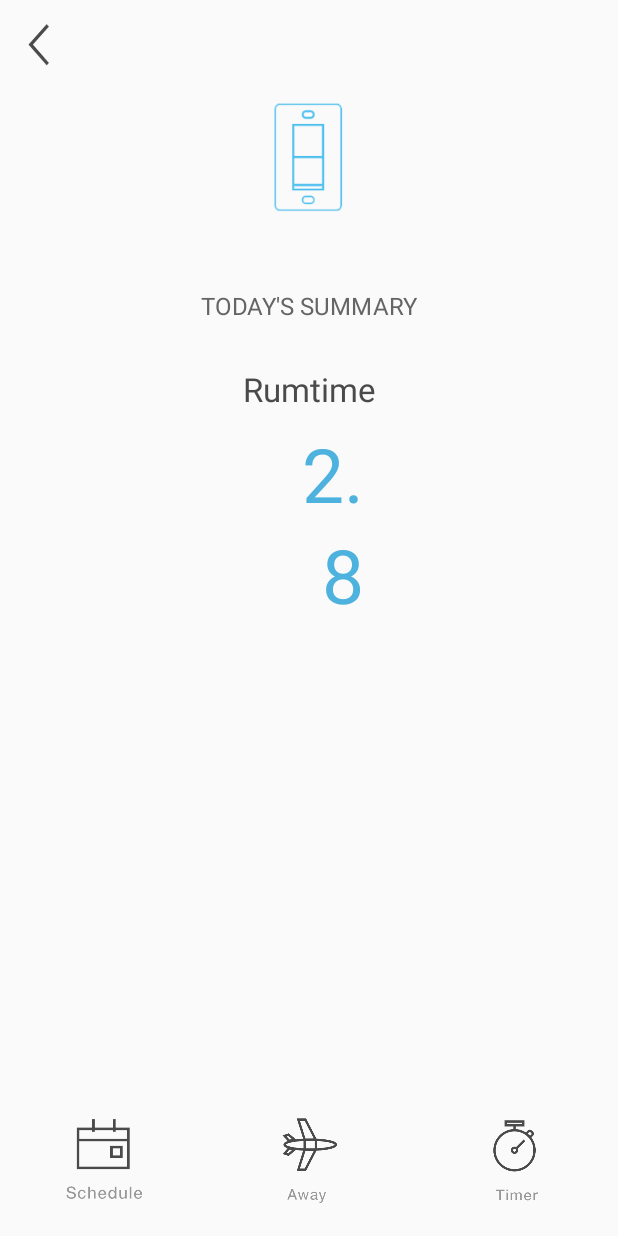
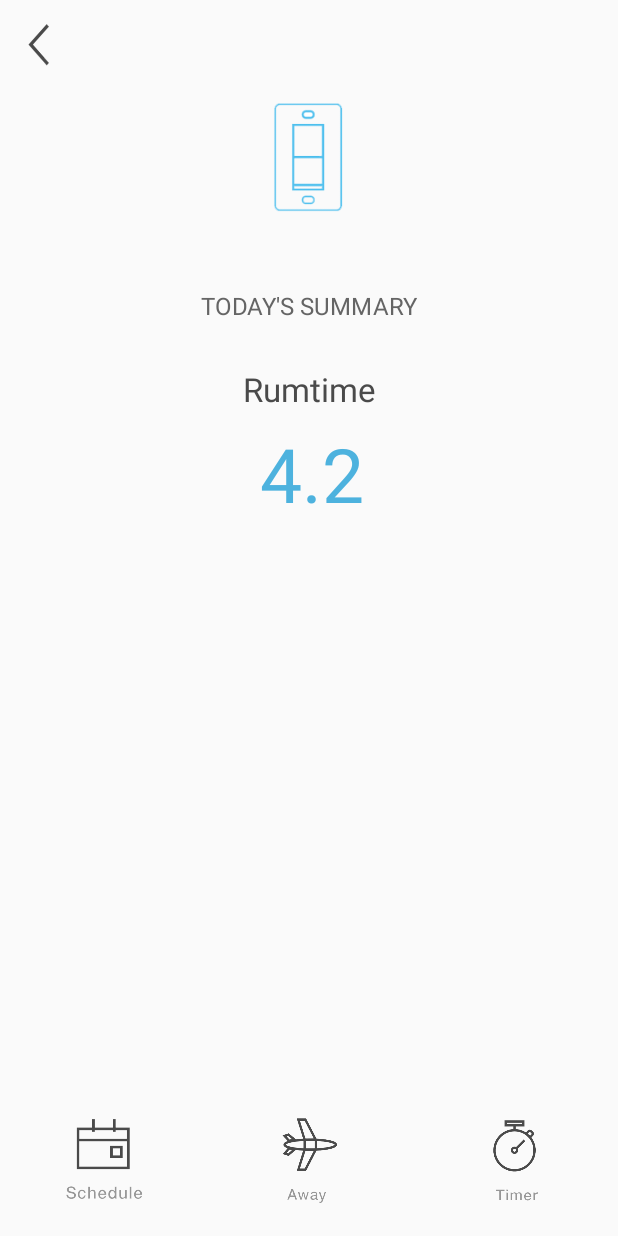
Before and after one commit to codeatena/Kasa, an Android app: the PorchActivity screen opened directly, with no data from a screen before it, on a phone screen of 412 x 824 dp. Run offline under Robolectric (Android 15) with nearby library versions, the phone set to English and light mode, and no system bars; libraries missing offline, so code that uses them is left out: net.colindodd.toggleimagebutton; plain views replace ToggleImageButton.

Commit message:
several bugs fixing

```diff
--- a/app/src/main/res/layout/activity_dinning.xml
+++ b/app/src/main/res/layout/activity_dinning.xml
@@ -59,8 +59,8 @@
         android:scaleType="fitXY"
         tib:layout_constraintRight_toRightOf="parent"
         tib:layout_constraintTop_toBottomOf="@+id/textView2"
-        tib:tib_drawable_off="@drawable/power_disable_icon"
-        tib:tib_drawable_on="@drawable/power_enable_icon"
+        tib:tib_drawable_off="@drawable/power_enable_icon"
+        tib:tib_drawable_on="@drawable/power_disable_icon"
         android:onClick="onPower"/>
 
     <LinearLayout
@@ -133,7 +133,6 @@
                 android:onClick="onUsage"/>
         </LinearLayout>
 
-
     </LinearLayout>
 
 </android.support.constraint.ConstraintLayout>
--- a/app/src/main/res/layout/activity_porch.xml
+++ b/app/src/main/res/layout/activity_porch.xml
@@ -94,24 +94,13 @@
         android:layout_width="wrap_content"
         android:layout_height="wrap_content"
         android:layout_marginRight="8dp"
-        android:text="2."
+        android:text="4.2"
         android:textColor="@color/colorPrimaryDark"
         android:textSize="@dimen/font50"
         app:layout_constraintRight_toRightOf="@+id/textView4"
         android:layout_marginTop="8dp"
         app:layout_constraintTop_toBottomOf="@+id/textView4" />
 
-    <TextView
-        android:id="@+id/textView6"
-        android:layout_width="wrap_content"
-        android:layout_height="wrap_content"
-        android:layout_marginRight="8dp"
-        android:layout_marginTop="0dp"
-        android:text="8"
-        android:textColor="@color/colorPrimaryDark"
-        android:textSize="@dimen/font50"
-        app:layout_constraintRight_toRightOf="@+id/textView4"
-        app:layout_constraintTop_toBottomOf="@+id/textView5" />
 
     <LinearLayout
         android:layout_width="0dp"
```
Also changed, not shown: app/src/main/java/com/general/mediaplayer/kasa/activity/HomeActivity.java (+6 -4 lines), app/src/main/res/layout/activity_fan.xml (+1 -13 lines), app/src/main/res/drawable/power_disable_icon.png, app/src/main/res/drawable/power_enable_icon.png, 2 other files.
